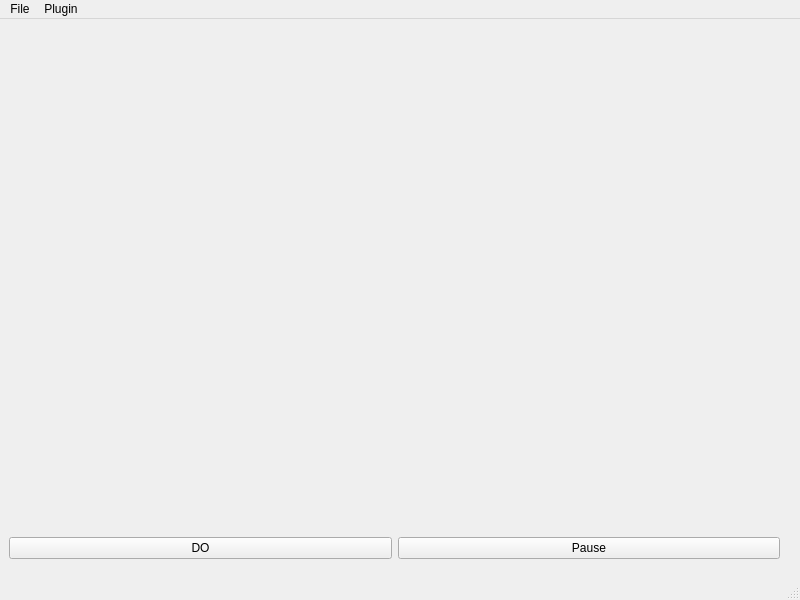
First picture: the form in mcpvu.ui, repository cosmonaut/mcpvu, before the edit.
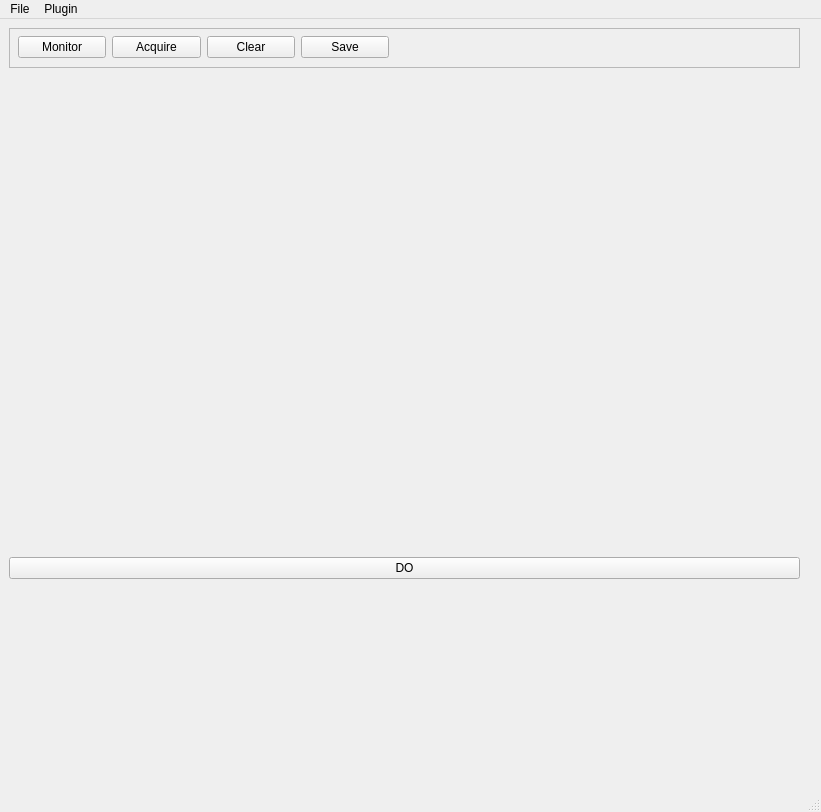
Second picture: the form after the edit. Custom widgets are drawn as their Qt base class.

Commit message: Add frame with proper monitor, acquire, clear, and save buttons. Initial implementation of monitor, acquire, and clear.

```diff
--- a/mcpvu.ui
+++ b/mcpvu.ui
@@ -6,8 +6,8 @@
    <rect>
     <x>0</x>
     <y>0</y>
-    <width>800</width>
-    <height>600</height>
+    <width>821</width>
+    <height>812</height>
    </rect>
   </property>
   <property name="windowTitle">
@@ -19,28 +19,98 @@
      <rect>
       <x>9</x>
       <y>9</y>
-      <width>771</width>
-      <height>531</height>
+      <width>791</width>
+      <height>551</height>
      </rect>
     </property>
     <layout class="QGridLayout" name="gridLayout">
+     <item row="0" column="0">
+      <widget class="QFrame" name="control_frame">
+       <property name="sizePolicy">
+        <sizepolicy hsizetype="Preferred" vsizetype="Fixed">
+         <horstretch>0</horstretch>
+         <verstretch>0</verstretch>
+        </sizepolicy>
+       </property>
+       <property name="minimumSize">
+        <size>
+         <width>400</width>
+         <height>40</height>
+        </size>
+       </property>
+       <property name="frameShape">
+        <enum>QFrame::StyledPanel</enum>
+       </property>
+       <property name="frameShadow">
+        <enum>QFrame::Raised</enum>
+       </property>
+       <widget class="QWidget" name="gridLayoutWidget_2">
+        <property name="geometry">
+         <rect>
+          <x>9</x>
+          <y>4</y>
+          <width>371</width>
+          <height>31</height>
+         </rect>
+        </property>
+        <layout class="QGridLayout" name="gridLayout_2">
+         <property name="sizeConstraint">
+          <enum>QLayout::SetDefaultConstraint</enum>
+         </property>
+         <item row="0" column="2">
+          <widget class="QPushButton" name="clr_button">
+           <property name="text">
+            <string>Clear</string>
+           </property>
+           <property name="checkable">
+            <bool>false</bool>
+           </property>
+          </widget>
+         </item>
+         <item row="0" column="1">
+          <widget class="QPushButton" name="acq_button">
+           <property name="text">
+            <string>Acquire</string>
+           </property>
+           <property name="checkable">
+            <bool>true</bool>
+           </property>
+          </widget>
+         </item>
+         <item row="0" column="0">
+          <widget class="QPushButton" name="mon_button">
+           <property name="text">
+            <string>Monitor</string>
+           </property>
+           <property name="checkable">
+            <bool>true</bool>
+           </property>
+          </widget>
+         </item>
+         <item row="0" column="3">
+          <widget class="QPushButton" name="sav_button">
+           <property name="text">
+            <string>Save</string>
+           </property>
+           <property name="checkable">
+            <bool>true</bool>
+           </property>
+          </widget>
+         </item>
+        </layout>
+       </widget>
+      </widget>
+     </item>
      <item row="1" column="0">
+      <widget class="implotCanvas" name="widget" native="true"/>
+     </item>
+     <item row="2" column="0">
       <widget class="QPushButton" name="startButton">
        <property name="text">
         <string>DO</string>
        </property>
       </widget>
      </item>
-     <item row="1" column="1">
-      <widget class="QPushButton" name="pauseButton">
-       <property name="text">
-        <string>Pause</string>
-       </property>
-      </widget>
-     </item>
-     <item row="0" column="0">
-      <widget class="implotCanvas" name="widget" native="true"/>
-     </item>
     </layout>
    </widget>
   </widget>
@@ -49,7 +119,7 @@
     <rect>
      <x>0</x>
      <y>0</y>
-     <width>800</width>
+     <width>821</width>
      <height>20</height>
     </rect>
    </property>
```
The commit also changes 2 other files.
